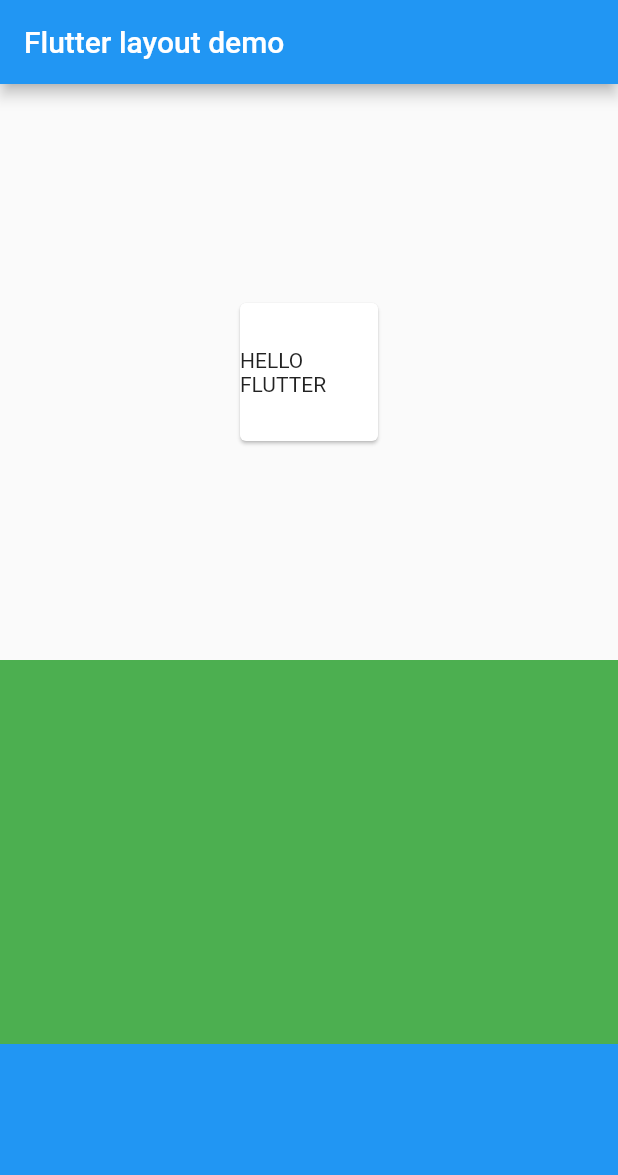
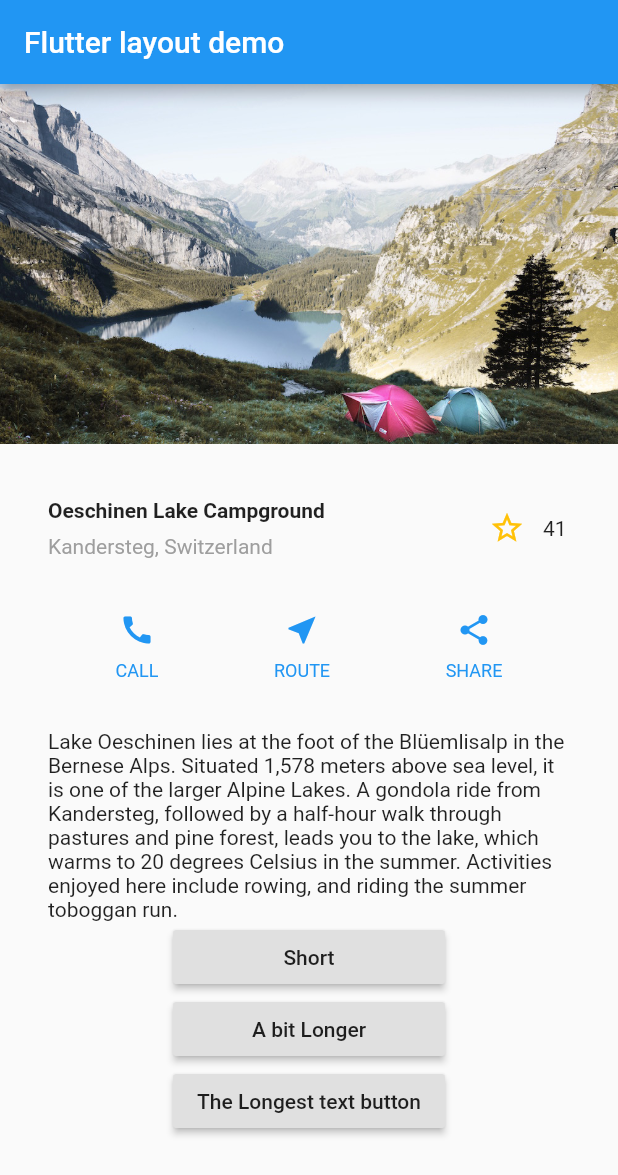
Before and after one commit to shubhambathe1/FlutterDemoApp, a Flutter app: the screen it shows after launch, on a phone screen of 412 x 824 dp. Shown: the top 1175 px of the screen. Run offline on Flutter 3.47's test engine with Material 2 defaults, Android fonts, the phone set to English and light mode, and no system bars.

Commit message:
Second Commit 22-MAY-2019

```diff
--- a/lib/main.dart
+++ b/lib/main.dart
@@ -1,6 +1,55 @@
 import 'package:flutter/material.dart';
 
 void main() => runApp(MyApp());
+
+class FavoriteWidget extends StatefulWidget {
+  @override
+  _FavoriteWidgetState createState() => _FavoriteWidgetState();
+}
+
+class _FavoriteWidgetState extends State<FavoriteWidget> {
+  bool _isFavorited = false;
+  int _favoriteCount = 41;
+// ···
+
+  void _toggleFavorite() {
+    setState(() {
+      if (_isFavorited) {
+        _favoriteCount -= 1;
+        _isFavorited = false;
+      } else {
+        _favoriteCount += 1;
+        _isFavorited = true;
+      }
+    });
+  }
+
+  @override
+  Widget build(BuildContext context) {
+    return Row(
+      mainAxisSize: MainAxisSize.min,
+      children: [
+        Container(
+          padding: EdgeInsets.all(0),
+          child: IconButton(
+            icon: (_isFavorited ? Icon(Icons.star) : Icon(Icons.star_border)),
+            color: (_isFavorited ? Colors.red[500] : Colors.amber[500]),
+            onPressed: _toggleFavorite,
+          ),
+        ),
+        SizedBox(
+          width: 18,
+          child: Container(
+            child: Text('$_favoriteCount'),
+          ),
+        ),
+      ],
+    );
+  }
+
+}
+
+
 
 class MyApp extends StatelessWidget {
   // This widget is the root of your application.
@@ -37,11 +86,12 @@ class MyApp extends StatelessWidget {
           ),
         ),
         /*3*/
-        Icon(
-          Icons.star,
-          color: Colors.red[500],
-        ),
-        Text('41'),
+        FavoriteWidget(),
+//        Icon(
+//          Icons.star,
+//          color: Colors.red[500],
+//        ),
+//        Text('41'),
       ],
     ),
   );
@@ -122,59 +172,75 @@ class MyApp extends StatelessWidget {
             title: Text('Flutter layout demo'),
           ),
           body:
-//    Center(
-//          child: Text('Hello Flutter World'),
-//              ListView(
-//            children: [
-//              Image.asset(
-//                'images/lake.jpg',
-//                width: 600,
-//                height: 240,
-//                fit: BoxFit.cover,
-//              ),
-//              titleSection,
-//              buttonSection,
-//              textSection,
-//            ],
-//          )
-        Column(
-          children: <Widget>[
-            Expanded(
-              child: Container(
-                // decoration: const BoxDecoration(color: Colors.red),
-                child: Center(
-                      child: Container(
-                      height: 100,
-                      width: 100,
-                      child:Card(
-                        child: Center(
-                          child: Text("HELLO FLUTTER"),
-                        )
-                      )
-                    )
+
+          ListView(
+            children: [
+              Image.asset(
+                'images/lake.jpg',
+                width: 100,
+                height: 240,
+                fit: BoxFit.cover,
+              ),
+              titleSection,
+              buttonSection,
+              textSection,
+            ],
+          )
 
 
-                )
-              ),
-              flex: 3,
-            ),
-            Expanded(
-              child: Container(
-                decoration: const BoxDecoration(color: Colors.green),
-              ),
-              flex: 2,
-            ),
-            Expanded(
-              child: Container(
-                decoration: const BoxDecoration(color: Colors.blue),
-              ),
-              flex: 1,
-            ),
-          ],
-        ),
+
+//          Column(
+//      children: <Widget>[
+//      Expanded(
+//      child: Container(
+//      // decoration: const BoxDecoration(color: Colors.red),
+//      child: Center(
+//      child: Container(
+//          height: 100,
+//          width: 100,
+//          child:Card(
+//              child: Center(
+//                child: Text("HELLO FLUTTER"),
+//              )
+//          )
+//      )
+//
+//
+//    )
+//    ),
+//    flex: 3,
+//    ),
+//    Expanded(
+//    child: Container(
+//    decoration: const BoxDecoration(color: Colors.green),
+//    ),
+//    flex: 2,
+//    ),
+//    Expanded(
+//    child: Container(
+//    decoration: const BoxDecoration(color: Colors.blue),
+//    ),
+//    flex: 1,
+//    ),
+//    ],
+//    ),
 
 
+//     Container(
+//      decoration: BoxDecoration(color: Colors.white),
+//      child: Center(
+//        child: Text(
+//          'Hello World',
+//          textDirection: TextDirection.ltr,
+//          style: TextStyle(
+//            fontSize: 32,
+//            color: Colors.pink,
+//          ),
 //        ),
+//      ),
+//    )
+
+
           ),
     );
 
```
